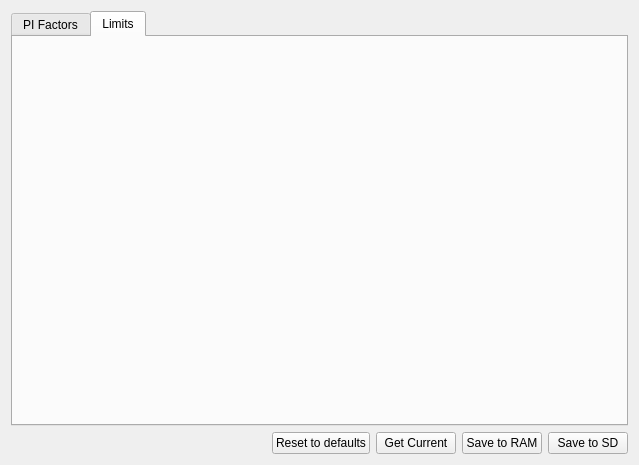
Above: ground/openpilotgcs/src/plugins/config/stabilization.ui from openpilot/OpenPilot before the change. Below: the same form after it.
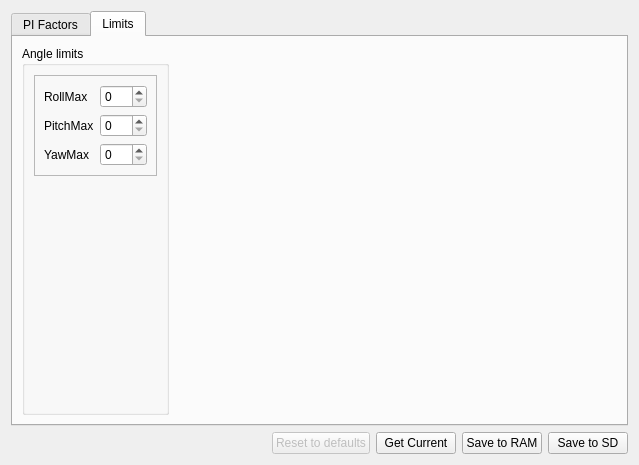
That is the form after the change. The open tabs and pages were chosen to show the change.

Commit message: OP-146 Max angles can now be adjusted from the stabilization config dialog.

The edit to the form file:
```diff
--- a/ground/openpilotgcs/src/plugins/config/stabilization.ui
+++ b/ground/openpilotgcs/src/plugins/config/stabilization.ui
@@ -394,6 +394,103 @@
       <attribute name="title">
        <string>Limits</string>
       </attribute>
+      <layout class="QHBoxLayout" name="horizontalLayout">
+       <item>
+        <widget class="QGroupBox" name="groupBox">
+         <property name="title">
+          <string>Angle limits</string>
+         </property>
+         <layout class="QVBoxLayout" name="verticalLayout_4">
+          <item>
+           <widget class="QFrame" name="frame">
+            <property name="toolTip">
+             <string>In this area, you can setup the limits for roll, pitch and yaw in attitude mode, i.e. what max attitude the airframe will reach if the sticks are pushed to the max.</string>
+            </property>
+            <property name="frameShape">
+             <enum>QFrame::StyledPanel</enum>
+            </property>
+            <property name="frameShadow">
+             <enum>QFrame::Raised</enum>
+            </property>
+            <layout class="QFormLayout" name="formLayout">
+             <property name="fieldGrowthPolicy">
+              <enum>QFormLayout::AllNonFixedFieldsGrow</enum>
+             </property>
+             <item row="0" column="0">
+              <widget class="QLabel" name="label">
+               <property name="text">
+                <string>RollMax</string>
+               </property>
+              </widget>
+             </item>
+             <item row="0" column="1">
+              <widget class="QSpinBox" name="rollMax">
+               <property name="maximum">
+                <number>180</number>
+               </property>
+              </widget>
+             </item>
+             <item row="1" column="0">
+              <widget class="QLabel" name="label_2">
+               <property name="text">
+                <string>PitchMax</string>
+               </property>
+              </widget>
+             </item>
+             <item row="1" column="1">
+              <widget class="QSpinBox" name="pitchMax">
+               <property name="maximum">
+                <number>180</number>
+               </property>
+              </widget>
+             </item>
+             <item row="2" column="0">
+              <widget class="QLabel" name="label_3">
+               <property name="text">
+                <string>YawMax</string>
+               </property>
+              </widget>
+             </item>
+             <item row="2" column="1">
+              <widget class="QSpinBox" name="yawMax">
+               <property name="maximum">
+                <number>180</number>
+               </property>
+              </widget>
+             </item>
+            </layout>
+           </widget>
+          </item>
+          <item>
+           <spacer name="verticalSpacer_2">
+            <property name="orientation">
+             <enum>Qt::Vertical</enum>
+            </property>
+            <property name="sizeHint" stdset="0">
+             <size>
+              <width>20</width>
+              <height>40</height>
+             </size>
+            </property>
+           </spacer>
+          </item>
+         </layout>
+        </widget>
+       </item>
+       <item>
+        <spacer name="horizontalSpacer_2">
+         <property name="orientation">
+          <enum>Qt::Horizontal</enum>
+         </property>
+         <property name="sizeHint" stdset="0">
+          <size>
+           <width>40</width>
+           <height>20</height>
+          </size>
+         </property>
+        </spacer>
+       </item>
+      </layout>
      </widget>
     </widget>
    </item>
@@ -414,6 +511,12 @@
      </item>
      <item>
       <widget class="QPushButton" name="resetStabilizationToDefaults">
+       <property name="enabled">
+        <bool>false</bool>
+       </property>
+       <property name="toolTip">
+        <string>Not implemented yet.</string>
+       </property>
        <property name="text">
         <string>Reset to defaults</string>
        </property>
```
Left out of the diff: 40 changed lines with no effect on the pictures. The commit also changes 1 other file.
